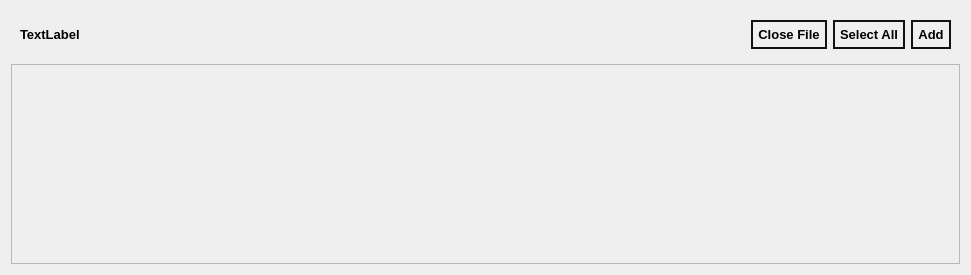
Above: ui_files/PDFArea.ui from StevenSong-sTs/PDF-Tailor before the change. Below: the same form after it.
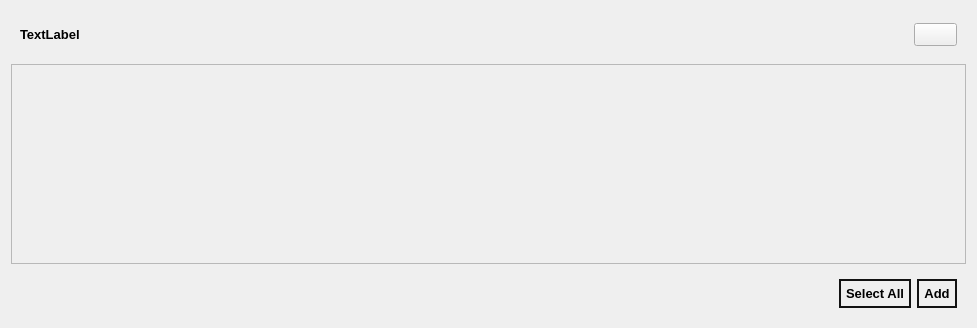
That is the form after the change. Icons and pictures are not drawn.

```diff
--- a/ui_files/PDFArea.ui
+++ b/ui_files/PDFArea.ui
@@ -6,8 +6,8 @@
    <rect>
     <x>0</x>
     <y>0</y>
-    <width>971</width>
-    <height>266</height>
+    <width>977</width>
+    <height>328</height>
    </rect>
   </property>
   <property name="sizePolicy">
@@ -63,58 +63,18 @@
         <property name="font">
          <font>
           <pointsize>10</pointsize>
-          <bold>true</bold>
+          <bold>false</bold>
+          <kerning>false</kerning>
          </font>
         </property>
         <property name="styleSheet">
-         <string notr="true">QPushButton {
-    border: 2px solid rgb(18, 18, 18);
-    border-radius: 15px;
-    padding: 5px;
-}</string>
+         <string notr="true"/>
         </property>
         <property name="text">
-         <string>Close File</string>
+         <string/>
         </property>
-       </widget>
-      </item>
-      <item>
-       <widget class="QPushButton" name="selectButton">
-        <property name="font">
-         <font>
-          <pointsize>10</pointsize>
-          <bold>true</bold>
-         </font>
-        </property>
-        <property name="styleSheet">
-         <string notr="true">QPushButton {
-    border: 2px solid rgb(18, 18, 18);
-    border-radius: 15px;
-    padding: 5px;
-}</string>
-        </property>
-        <property name="text">
-         <string>Select All</string>
-        </property>
-       </widget>
-      </item>
-      <item>
-       <widget class="QPushButton" name="addButton">
-        <property name="font">
-         <font>
-          <pointsize>10</pointsize>
-          <bold>true</bold>
-         </font>
-        </property>
-        <property name="styleSheet">
-         <string notr="true">QPushButton {
-    border: 2px solid rgb(18, 18, 18);
-    border-radius: 15px;
-    padding: 5px;
-}</string>
-        </property>
-        <property name="text">
-         <string>Add</string>
+        <property name="icon">
+         <iconset theme="QIcon::ThemeIcon::WindowClose"/>
         </property>
        </widget>
       </item>
@@ -143,13 +103,63 @@
        <rect>
         <x>0</x>
         <y>0</y>
-        <width>951</width>
+        <width>957</width>
         <height>198</height>
        </rect>
       </property>
      </widget>
     </widget>
    </item>
+   <item alignment="Qt::AlignmentFlag::AlignRight">
+    <widget class="QWidget" name="widget_2" native="true">
+     <layout class="QHBoxLayout" name="horizontalLayout_2">
+      <item>
+       <widget class="QPushButton" name="selectButton">
+        <property name="font">
+         <font>
+          <pointsize>10</pointsize>
+          <bold>true</bold>
+         </font>
+        </property>
+        <property name="styleSheet">
+         <string notr="true">QPushButton {
+    border: 2px solid rgb(18, 18, 18);
+    border-radius: 15px;
+    padding: 5px;
+}</string>
+        </property>
+        <property name="text">
+         <string>Select All</string>
+        </property>
+       </widget>
+      </item>
+      <item>
+       <widget class="QPushButton" name="addButton">
+        <property name="font">
+         <font>
+          <pointsize>10</pointsize>
+          <bold>true</bold>
+         </font>
+        </property>
+        <property name="styleSheet">
+         <string notr="true">QPushButton {
+    border: 2px solid rgb(18, 18, 18);
+    border-radius: 15px;
+    padding: 5px;
+}</string>
+        </property>
+        <property name="text">
+         <string>Add</string>
+        </property>
+        <property name="icon">
+         <iconset resource="../assets/resource.qrc">
+          <normaloff>:/add.png</normaloff>:/add.png</iconset>
+        </property>
+       </widget>
+      </item>
+     </layout>
+    </widget>
+   </item>
   </layout>
  </widget>
  <resources/>
```
Left out of the diff: 4 changed lines with no effect on the pictures.
